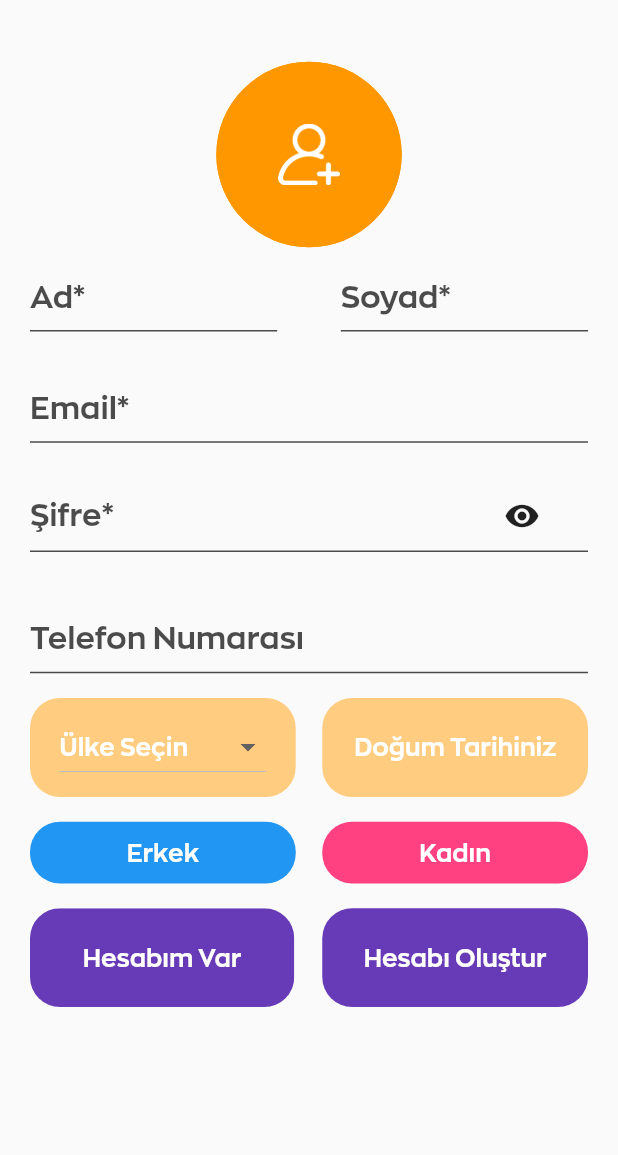
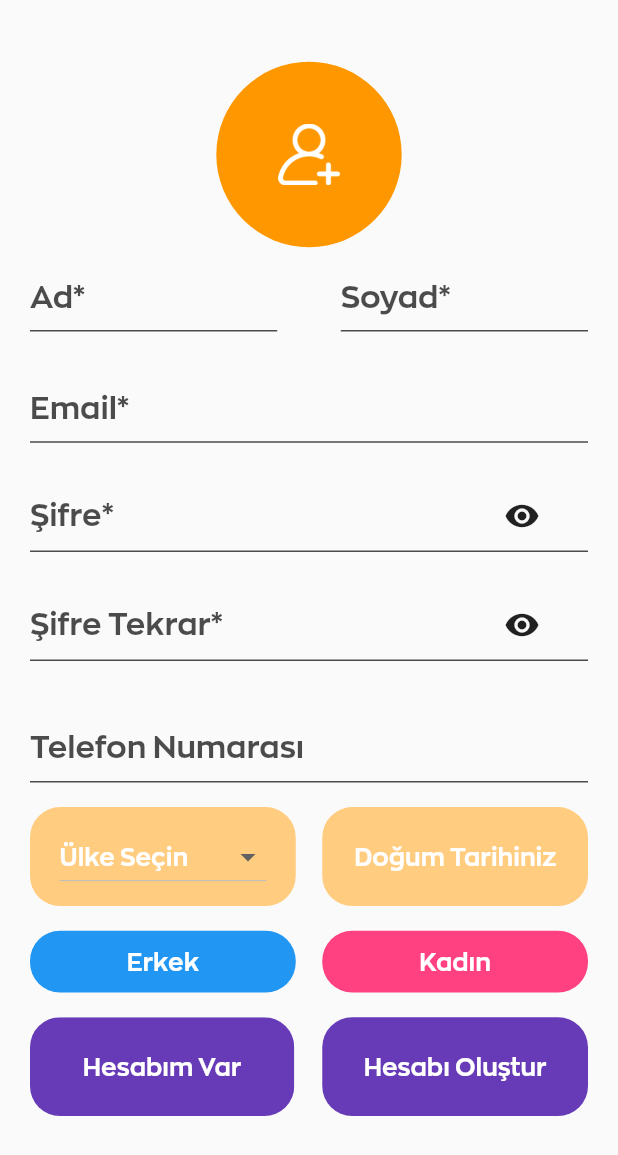
Before and after one commit to Sonderman/EventizerFlutterApp, a Flutter app: the screen it shows after launch, swiped to page 2, on a phone screen of 412 x 824 dp. Shown: the top 1155 px of the screen. Run offline on Flutter 3.47's test engine with Material 2 defaults, Android fonts, the phone set to English and light mode, and no system bars; our stand-ins replace cloud_firestore, extended_image, fancy_bottom_navigation, firebase_auth, firebase_storage, flutter_spinkit and 6 more; missing offline and left inert: dash_chat, flutter_search_panel, image_editor; accounts and stored records are empty.

Commit message:
uygulama genelindeki resim bozuklukları giderildi

```diff
--- a/lib/Navigation/LoginPage.dart
+++ b/lib/Navigation/LoginPage.dart
@@ -193,10 +193,12 @@ class _LoginPageState extends State<LoginPage> {
                         ),
                         alignLabelWithHint: true,
                         enabledBorder: UnderlineInputBorder(
-                          borderSide: BorderSide(color: MyColors().loginGreyColor),
+                          borderSide:
+                              BorderSide(color: MyColors().loginGreyColor),
                         ),
                         focusedBorder: UnderlineInputBorder(
-                          borderSide: BorderSide(color: MyColors().loginGreyColor),
+                          borderSide:
+                              BorderSide(color: MyColors().loginGreyColor),
                         ),
                       ),
                       style: TextStyle(
@@ -211,7 +213,9 @@ class _LoginPageState extends State<LoginPage> {
                       width: widthSize(12),
                       height: heightSize(6),
                       child: FlatButton(
-                        child: Icon(showPassword ? Icons.visibility : Icons.visibility_off),
+                        child: Icon(showPassword
+                            ? Icons.visibility
+                            : Icons.visibility_off),
                         splashColor: Colors.transparent,
                         highlightColor: Colors.transparent,
                         onPressed: () {
@@ -260,7 +264,8 @@ class _LoginPageState extends State<LoginPage> {
             highlightColor: MyColors().purpleContainerSplash,
             splashColor: MyColors().purpleContainerSplash,
             onPressed: () {
-              _pageController.nextPage(duration: Duration(seconds: 1), curve: Curves.easeInOutCubic);
+              _pageController.nextPage(
+                  duration: Duration(seconds: 1), curve: Curves.easeInOutCubic);
             },
             child: Container(
               height: heightSize(8),
@@ -320,6 +325,7 @@ class _LoginPageState extends State<LoginPage> {
       body: Stack(
           children: <Widget>[
                 PageView(
+                  physics: NeverScrollableScrollPhysics(),
                   controller: _pageController,
                   children: <Widget>[
                     //ANCHOR Login sayfası
@@ -352,7 +358,9 @@ class _LoginPageState extends State<LoginPage> {
                   ],
                 )
               ] +
-              (_loading ? [PageComponents().loadingOverlay(context, Colors.white)] : [])),
+              (_loading
+                  ? [PageComponents().loadingOverlay(context, Colors.white)]
+                  : [])),
     );
   }
 
@@ -362,11 +370,20 @@ class _LoginPageState extends State<LoginPage> {
     userId = await auth.signIn(email.text, password.text);
     if (userId == null) {
       setState(() => _loading = false);
-      Fluttertoast.showToast(msg: "Şifre veya Eposta yanlış!", toastLength: Toast.LENGTH_SHORT, gravity: ToastGravity.BOTTOM, timeInSecForIosWeb: 2, backgroundColor: Colors.red, textColor: Colors.white, fontSize: 18.0);
+      Fluttertoast.showToast(
+          msg: "Şifre veya Eposta yanlış!",
+          toastLength: Toast.LENGTH_SHORT,
+          gravity: ToastGravity.BOTTOM,
+          timeInSecForIosWeb: 2,
+          backgroundColor: Colors.red,
+          textColor: Colors.white,
+          fontSize: 18.0);
     } else {
-      if (await UserService(userId).updateSingleInfo("LastLoggedIn", "timeStamp")) {
+      if (await UserService(userId)
+          .updateSingleInfo("LastLoggedIn", "timeStamp")) {
         print('Signed in: $userId');
-        Navigator.pushReplacement(context, MaterialPageRoute(builder: (BuildContext context) => AuthCheck()));
+        Navigator.pushReplacement(context,
+            MaterialPageRoute(builder: (BuildContext context) => AuthCheck()));
       }
     }
   }
--- a/lib/Navigation/SignUpPage.dart
+++ b/lib/Navigation/SignUpPage.dart
@@ -23,6 +23,7 @@ class _SignUpPageState extends State<SignUpPage> {
   final FirebaseAuth auth = FirebaseAuth.instance;
   TextEditingController mailController = TextEditingController();
   TextEditingController passwordController = TextEditingController();
+  TextEditingController password2Controller = TextEditingController();
   LoginAndRegister loginAndRegister = LoginAndRegister();
   File _image;
   bool loading = false;
@@ -56,6 +57,52 @@ class _SignUpPageState extends State<SignUpPage> {
     setState(() {
       _image = image;
     });
+  }
+
+  @override
+  Widget build(BuildContext context) {
+    return loading
+        ? Loading()
+        : Scaffold(
+            body: Padding(
+              padding: const EdgeInsets.symmetric(horizontal: 20),
+              child: Column(
+                children: <Widget>[
+                  SizedBox(
+                    height: heightSize(5),
+                  ),
+                  addPhoto(),
+                  SizedBox(
+                    height: heightSize(1),
+                  ),
+                  nameSurname(),
+                  SizedBox(
+                    height: heightSize(1),
+                  ),
+                  emailAndPasswordFields(),
+                  SizedBox(
+                    height: heightSize(1),
+                  ),
+                  telephoneNumber(),
+                  SizedBox(
+                    height: heightSize(2),
+                  ),
+                  countryAndBirthDate(),
+                  SizedBox(
+                    height: heightSize(2),
+                  ),
+                  selectGender(),
+                  SizedBox(
+                    height: heightSize(2),
+                  ),
+                  signUpButton(),
+                  SizedBox(
+                    height: heightSize(2),
+                  ),
+                ],
+              ),
+            ),
+          );
   }
 
   Future<void> _showChoiceDialog(BuildContext context) {
@@ -118,16 +165,42 @@ class _SignUpPageState extends State<SignUpPage> {
       loading = true;
     });
     //ANCHOR Veritabanına kaydetmek için
-    List<String> datalist = [_name, _surname, mailController.text, _phoneNumber, _gender ? "Man" : "Woman", _country, _birthday];
+    List<String> datalist = [
+      _name,
+      _surname,
+      mailController.text,
+      _phoneNumber,
+      _gender ? "Man" : "Woman",
+      _country,
+      _birthday
+    ];
     print(datalist);
-    await loginAndRegister.registerUser(context, mailController.text, passwordController.text, datalist, _image).whenComplete(() {
-      Fluttertoast.showToast(msg: "Doğrulama maili gönderildi.Lütfen mailinizi doğrulayınız!", toastLength: Toast.LENGTH_SHORT, gravity: ToastGravity.BOTTOM, timeInSecForIosWeb: 2, backgroundColor: Colors.cyan, textColor: Colors.white, fontSize: 18.0);
+    await loginAndRegister
+        .registerUser(context, mailController.text, passwordController.text,
+            datalist, _image)
+        .whenComplete(() {
+      Fluttertoast.showToast(
+          msg: "Doğrulama maili gönderildi.Lütfen mailinizi doğrulayınız!",
+          toastLength: Toast.LENGTH_SHORT,
+          gravity: ToastGravity.BOTTOM,
+          timeInSecForIosWeb: 2,
+          backgroundColor: Colors.cyan,
+          textColor: Colors.white,
+          fontSize: 18.0);
       Future.delayed(const Duration(milliseconds: 200), () {
-        Navigator.pushReplacement(context, MaterialPageRoute(builder: (BuildContext context) => AuthCheck()));
+        Navigator.pushReplacement(context,
+            MaterialPageRoute(builder: (BuildContext context) => AuthCheck()));
       });
     }).catchError((error) {
       print(error);
-      Fluttertoast.showToast(msg: "Girdileri gözden geçiriniz!", toastLength: Toast.LENGTH_SHORT, gravity: ToastGravity.BOTTOM, timeInSecForIosWeb: 2, backgroundColor: Colors.red, textColor: Colors.white, fontSize: 18.0);
+      Fluttertoast.showToast(
+          msg: "Girdileri gözden geçiriniz!",
+          toastLength: Toast.LENGTH_SHORT,
+          gravity: ToastGravity.BOTTOM,
+          timeInSecForIosWeb: 2,
+          backgroundColor: Colors.red,
+          textColor: Colors.white,
+          fontSize: 18.0);
       setState(() {
         loading = false;
       });
@@ -140,11 +213,13 @@ class _SignUpPageState extends State<SignUpPage> {
         _showChoiceDialog(context);
       },
       child: Container(
-        height: heightSize(15),
+        width: widthSize(30),
+        height: widthSize(30),
+        /*
         decoration: BoxDecoration(
           color: MyColors().orangeContainer,
           shape: BoxShape.circle,
-        ),
+        ),*/
         child: CircleAvatar(
           backgroundColor: MyColors().orangeContainer,
           radius: 100,
@@ -156,7 +231,8 @@ class _SignUpPageState extends State<SignUpPage> {
               : ClipOval(
                   child: Image.file(
                     _image,
-                    width: heightSize(15),
+                    width: widthSize(30),
+                    height: widthSize(30),
                     fit: BoxFit.cover,
                   ),
                 ),
@@ -272,7 +348,47 @@ class _SignUpPageState extends State<SignUpPage> {
             ),
             alignLabelWithHint: true,
             suffixIcon: FlatButton(
-              child: Icon(showPassword ? Icons.visibility : Icons.visibility_off),
+              child:
+                  Icon(showPassword ? Icons.visibility : Icons.visibility_off),
+              splashColor: Colors.transparent,
+              highlightColor: Colors.transparent,
+              onPressed: () {
+                setState(() {
+                  showPassword = !showPassword;
+                });
+              },
+            ),
+            enabledBorder: UnderlineInputBorder(
+              borderSide: BorderSide(color: MyColors().loginGreyColor),
+            ),
+            focusedBorder: UnderlineInputBorder(
+              borderSide: BorderSide(color: MyColors().loginGreyColor),
+            ),
+          ),
+          style: TextStyle(
+            fontSize: heightSize(2.5),
+            fontFamily: "ZonaLight",
+            color: MyColors().loginGreyColor,
+          ),
+        ),
+        SizedBox(
+          height: heightSize(3),
+        ),
+        TextFormField(
+          controller: password2Controller,
+          obscureText: showPassword,
+          textAlign: TextAlign.left,
+          decoration: InputDecoration(
+            border: InputBorder.none,
+            hintText: "Şifre Tekrar*",
+            hintStyle: TextStyle(
+              fontFamily: "Zona",
+              color: MyColors().loginGreyColor,
+            ),
+            alignLabelWithHint: true,
+            suffixIcon: FlatButton(
+              child:
+                  Icon(showPassword ? Icons.visibility : Icons.visibility_off),
               splashColor: Colors.transparent,
               highlightColor: Colors.transparent,
               onPressed: () {
@@ -376,10 +492,15 @@ class _SignUpPageState extends State<SignUpPage> {
         ),
         InkWell(
           onTap: () async {
-            final datePick = await showDatePicker(context: context, initialDate: DateTime(DateTime.now().year - 18), firstDate: DateTime(DateTime.now().year - 70), lastDate: DateTime(DateTime.now().year - 18));
+            final datePick = await showDatePicker(
+                context: context,
+                initialDate: DateTime(DateTime.now().year - 18),
+                firstDate: DateTime(DateTime.now().year - 70),
+                lastDate: DateTime(DateTime.now().year - 18));
             if (datePick != null) {
               setState(() {
-                _birthday = "${datePick.day}/${datePick.month}/${datePick.year}";
+                _birthday =
+                    "${datePick.day}/${datePick.month}/${datePick.year}";
               });
             }
           },
@@ -422,7 +543,9 @@ class _SignUpPageState extends State<SignUpPage> {
             width: widthSize(43),
             height: heightSize(5),
             decoration: new BoxDecoration(
-              color: _gender != null ? _gender ? Colors.black : menColor() : menColor(),
+              color: _gender != null
+                  ? _gender ? Colors.black : menColor()
+                  : menColor(),
               borderRadius: new BorderRadius.all(
                 Radius.circular(20),
               ),
@@ -449,7 +572,9 @@ class _SignUpPageState extends State<SignUpPage> {
             width: widthSize(43),
             height: heightSize(5),
             decoration: new BoxDecoration(
-              color: _gender != null ? _gender ? womenColor() : Colors.black : womenColor(),
+              color: _gender != null
+                  ? _gender ? womenColor() : Colors.black
+                  : womenColor(),
               borderRadius: new BorderRadius.all(
                 Radius.circular(20),
               ),
@@ -481,7 +606,8 @@ class _SignUpPageState extends State<SignUpPage> {
             highlightColor: MyColors().purpleContainerSplash,
             splashColor: MyColors().purpleContainerSplash,
             onPressed: () {
-              widget.pageController.previousPage(duration: Duration(seconds: 1), curve: Curves.easeInOutCubic);
+              widget.pageController.previousPage(
+                  duration: Duration(seconds: 1), curve: Curves.easeInOutCubic);
             },
             child: Container(
               height: heightSize(8),
@@ -501,13 +627,28 @@ class _SignUpPageState extends State<SignUpPage> {
         InkWell(
           onTap: () {
             //ANCHOR veri kontrolleri burda
-            if (_image != null && _name != null && _surname != null && mailController.text != null && passwordController.text != null && _gender != null && _birthday != null && _country != null) {
+            if (_image != null &&
+                _name != null &&
+                _surname != null &&
+                mailController.text != null &&
+                passwordController.text != null &&
+                passwordController.text == password2Controller.text &&
+                _gender != null &&
+                _birthday != null &&
+                _country != null) {
               signUp();
               setState(() {
                 loading = true;
               });
             } else {
-              Fluttertoast.showToast(msg: "Lütfen Girdileri Kontrol Ediniz!", toastLength: Toast.LENGTH_SHORT, gravity: ToastGravity.BOTTOM, timeInSecForIosWeb: 3, backgroundColor: Colors.red, textColor: Colors.white, fontSize: 18.0);
+              Fluttertoast.showToast(
+                  msg: "Lütfen Girdileri Kontrol Ediniz!",
+                  toastLength: Toast.LENGTH_SHORT,
+                  gravity: ToastGravity.BOTTOM,
+                  timeInSecForIosWeb: 3,
+                  backgroundColor: Colors.red,
+                  textColor: Colors.white,
+                  fontSize: 18.0);
             }
           },
           child: Container(
@@ -535,52 +676,6 @@ class _SignUpPageState extends State<SignUpPage> {
     );
   }
 
-  @override
-  Widget build(BuildContext context) {
-    return loading
-        ? Loading()
-        : Scaffold(
-            body: Padding(
-              padding: const EdgeInsets.symmetric(horizontal: 20),
-              child: Column(
-                children: <Widget>[
-                  SizedBox(
-                    height: heightSize(5),
-                  ),
-                  addPhoto(),
-                  SizedBox(
-                    height: heightSize(1),
-                  ),
-                  nameSurname(),
-                  SizedBox(
-                    height: heightSize(1),
-                  ),
-                  emailAndPasswordFields(),
-                  SizedBox(
-                    height: heightSize(1),
-                  ),
-                  telephoneNumber(),
-                  SizedBox(
-                    height: heightSize(2),
-                  ),
-                  countryAndBirthDate(),
-                  SizedBox(
-                    height: heightSize(2),
-                  ),
-                  selectGender(),
-                  SizedBox(
-                    height: heightSize(2),
-                  ),
-                  signUpButton(),
-                  SizedBox(
-                    height: heightSize(2),
-                  ),
-                ],
-              ),
-            ),
-          );
-  }
-
   //ANCHOR cinsiyet seçildikten sonra container'lar siyah olsun mu?
   menColor() {
     return MyColors().blueContainer;
```
Also changed, not shown: lib/Navigation/EventPage.dart (+46 -46 lines), lib/Navigation/ExploreEventPage.dart (+9 -8 lines), lib/Navigation/ProfilePage.dart (+9 -12 lines), lib/Navigation/SettingsPage.dart (+8 -14 lines), lib/Tools/BottomNavigation.dart (+2 -5 lines), 3 other files.
